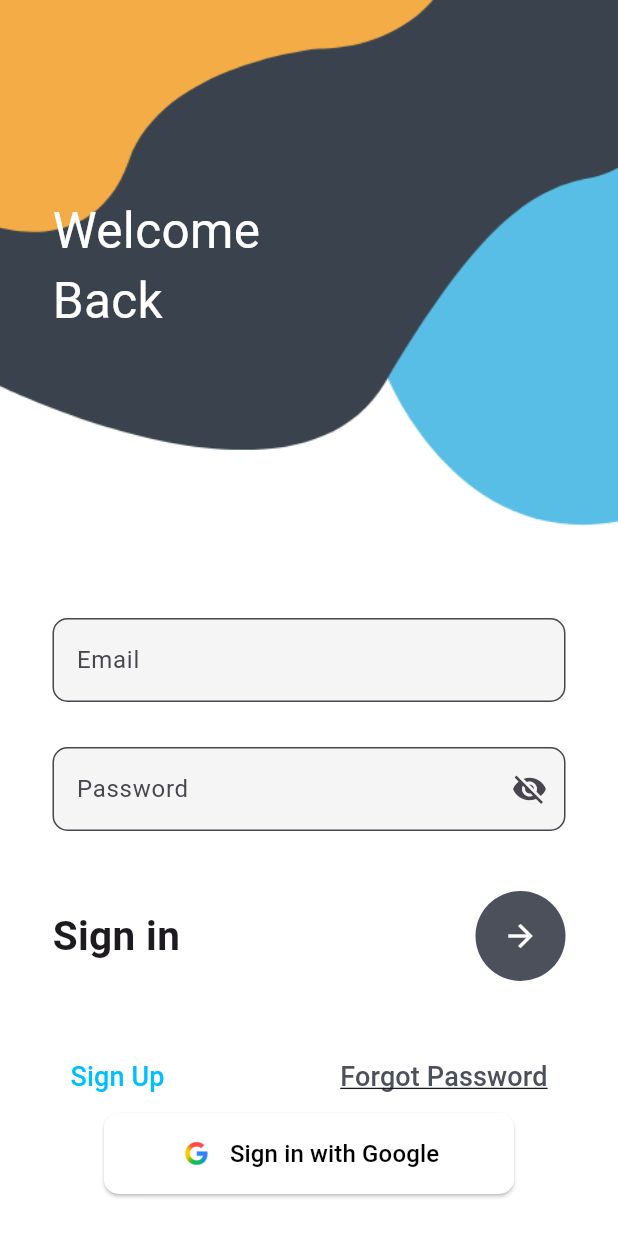
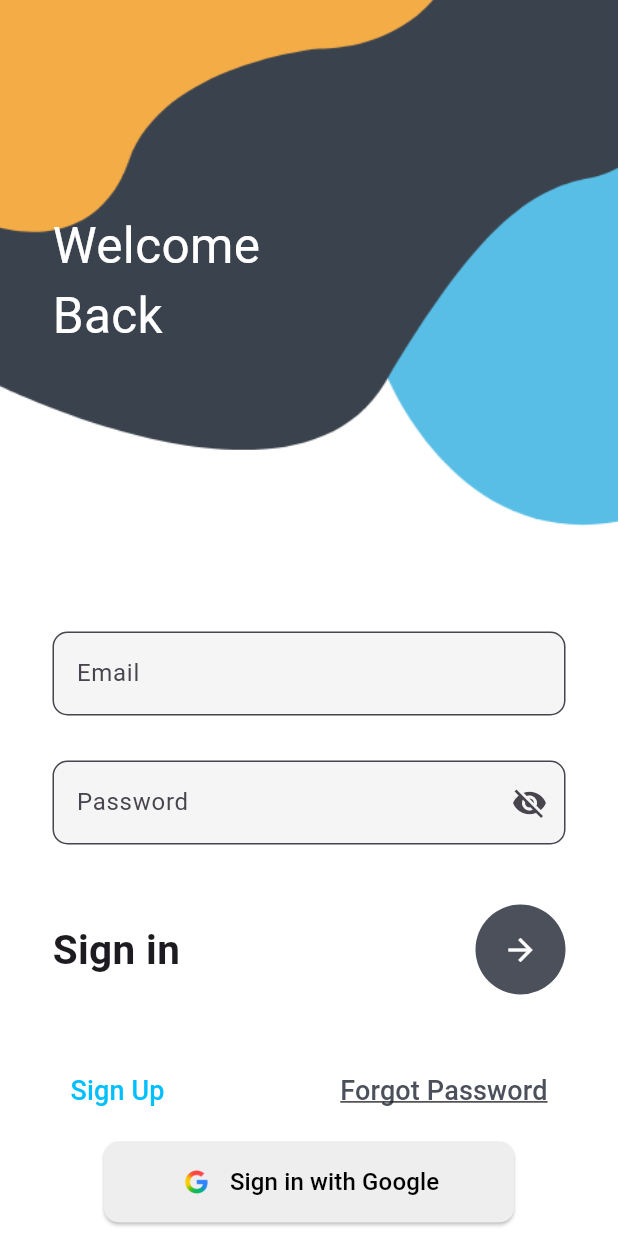
Before and after one commit to ratankumarthakur/edubridge, a Flutter app: the screen it shows after launch, on a phone screen of 412 x 824 dp. Run offline on Flutter 3.47's test engine with Material 3 defaults, Android fonts, the light colour scheme and no system bars; our stand-ins replace cloud_firestore, dotted_border, easy_localization, file_picker, firebase_auth, firebase_core and 4 more; missing offline and left inert: tution, zego_uikit_prebuilt_call; accounts and stored records are empty.

Commit message:
Update login.dart

```diff
--- a/lib/authentication/login.dart
+++ b/lib/authentication/login.dart
@@ -1,3 +1,4 @@
+
 import 'package:flutter/material.dart';
 import 'package:firebase_auth/firebase_auth.dart';
 import 'package:cloud_firestore/cloud_firestore.dart';
@@ -61,15 +62,16 @@ class _LoginPageState extends State<LoginPage> {
         backgroundColor: Colors.transparent,
         body: Stack(
           children: [
-            Container(),
+            //Container(),
             Container(
-              padding: const EdgeInsets.only(left: 35, top: 130),
+              padding: const EdgeInsets.only(left: 35, top: 140),
               child: const Text(
                 'Welcome\nBack',
                 style: TextStyle(color: Colors.white, fontSize: 33),
               ),
             ),
-            SingleChildScrollView(
+            Center(
+              child: SingleChildScrollView(
                 child: Container(
                   padding: EdgeInsets.only(
                     top: MediaQuery.of(context).size.height * 0.5,
@@ -78,6 +80,7 @@ class _LoginPageState extends State<LoginPage> {
                     crossAxisAlignment: CrossAxisAlignment.start,
                     children: [
                       Container(
+                        width: 400,
                         margin: const EdgeInsets.only(left: 35, right: 35),
                         child: Column(
                           children: [
@@ -223,10 +226,11 @@ class _LoginPageState extends State<LoginPage> {
                                 ),
                               ],
                             ),
+                            SizedBox(height: 10,),
                             ElevatedButton(
                               onPressed: googleLogin,
                               style: ElevatedButton.styleFrom(
-                              backgroundColor: Colors.white,
+                                backgroundColor: Colors.grey.shade200,
                                 padding: const EdgeInsets.symmetric(
                                     horizontal: 50, vertical: 15),
                                 shape: RoundedRectangleBorder(
@@ -255,6 +259,7 @@ class _LoginPageState extends State<LoginPage> {
                         ),
                       ),
                     ],
+                  ),
                 ),
               ),
             ),
```
Lines whose indentation alone changed are shown as unchanged.
